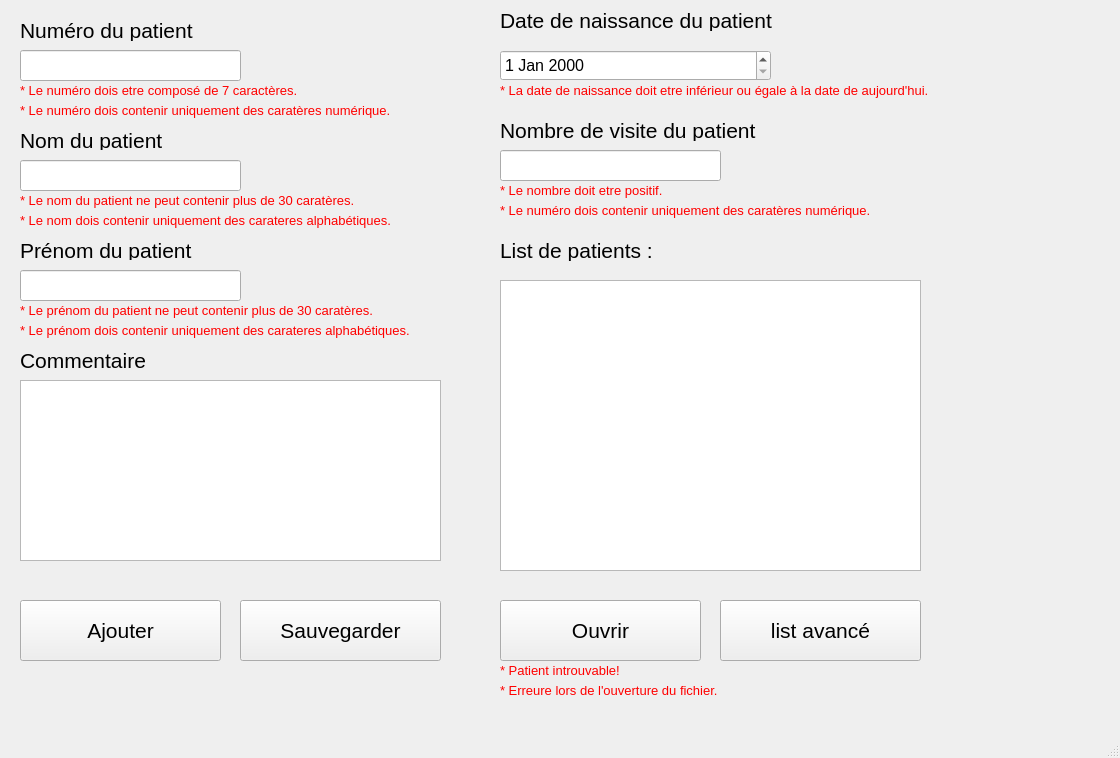
Above: interface_UI/interface_principal.ui from jackpotchap/EXAMEN_INTRA_JACOB_CHAPMAN before the change. Below: the same form after it.
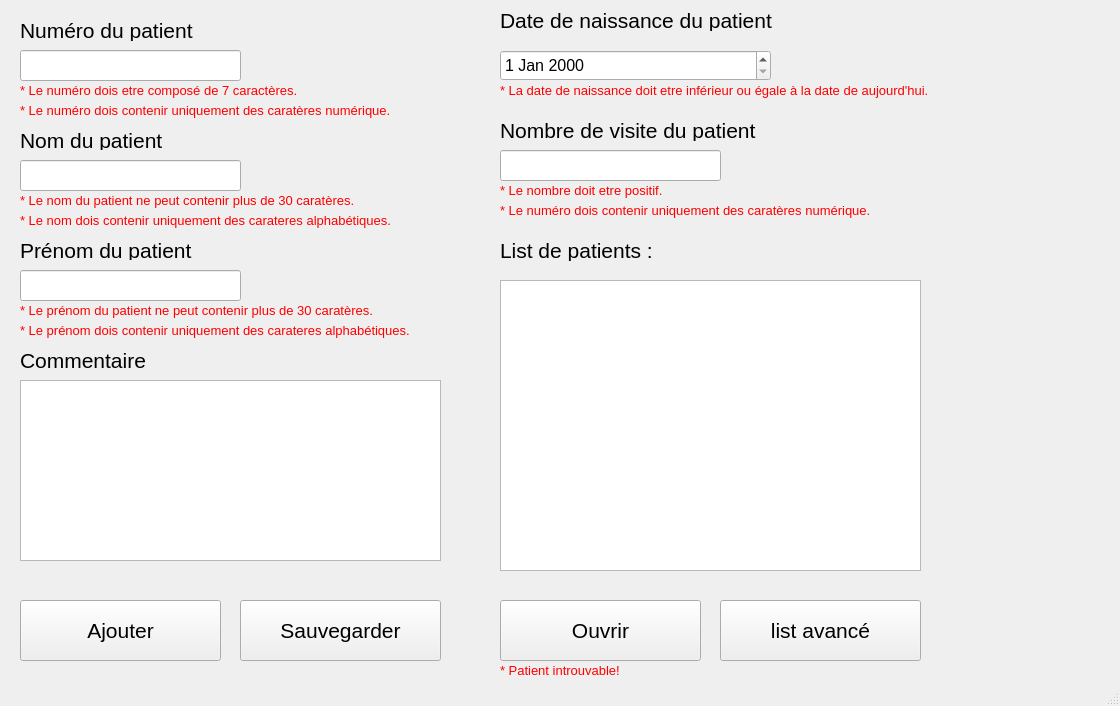
That is the form after the change.

```diff
--- a/interface_UI/interface_principal.ui
+++ b/interface_UI/interface_principal.ui
@@ -7,7 +7,7 @@
     <x>0</x>
     <y>0</y>
     <width>1120</width>
-    <height>758</height>
+    <height>706</height>
    </rect>
   </property>
   <property name="windowTitle">
```
